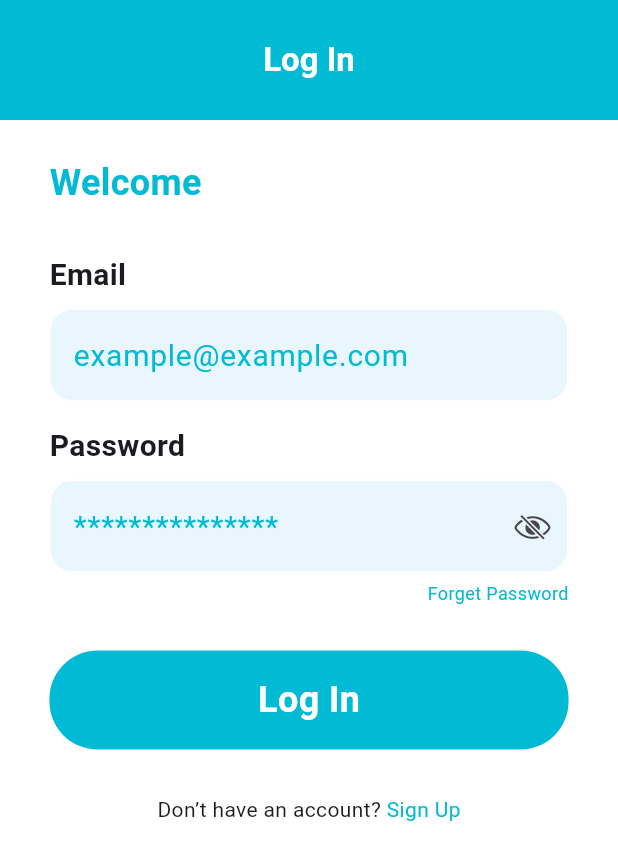
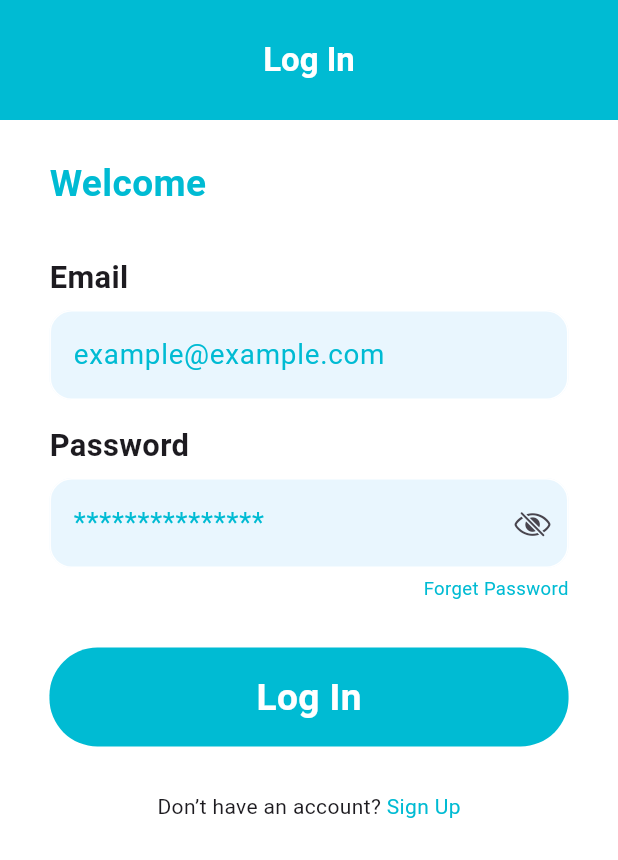
Before and after one commit to Universityprojects1/swe_medical, a Flutter app: the screen it shows after launch, on a phone screen of 412 x 824 dp. Shown: the top 860 px of the screen. Run offline on Flutter 3.47's test engine with Material 3 defaults, Android fonts, the phone set to English and light mode, and no system bars; our stand-ins replace bloc, cloud_firestore, dartz, device_preview, dio, dropdown_button2 and 18 more; missing offline and left inert: flutter_stripe, time_slot; accounts and stored records are empty; statements that could not run were skipped.

Commit message:
implement responsive font size

```diff
--- a/lib/features/auth_feature/presentation/views/forget_page.dart
+++ b/lib/features/auth_feature/presentation/views/forget_page.dart
@@ -1,7 +1,6 @@
 import 'package:flutter/material.dart';
 import 'package:gap/gap.dart';
 import 'package:swe_medical/features/auth_feature/presentation/views/widgets/app_bar.dart';
-import 'package:swe_medical/features/auth_feature/presentation/views/widgets/custom_button.dart';
 import 'package:swe_medical/features/auth_feature/presentation/views/widgets/custom_text_field.dart';
 
 class ForgetPage extends StatelessWidget {
--- a/lib/features/auth_feature/presentation/views/sign_in_page.dart
+++ b/lib/features/auth_feature/presentation/views/sign_in_page.dart
@@ -1,20 +1,17 @@
-import 'package:firebase_auth/firebase_auth.dart';
 import 'package:flutter/material.dart';
 import 'package:flutter_bloc/flutter_bloc.dart';
 import 'package:gap/gap.dart';
 import 'package:go_router/go_router.dart';
-import 'package:swe_medical/core/di/service_locator.dart';
 import 'package:swe_medical/core/utils/app_color.dart';
 import 'package:swe_medical/features/auth_feature/presentation/manger/auth_cubit.dart';
 import 'package:swe_medical/features/auth_feature/presentation/views/widgets/app_bar.dart';
 import 'package:swe_medical/features/auth_feature/presentation/views/widgets/custom_button.dart';
 import 'package:swe_medical/features/auth_feature/presentation/views/widgets/custom_text_field.dart';
 import 'package:swe_medical/features/auth_feature/presentation/views/widgets/sign_in_or_sign_up.dart';
-
 import '../../../../config/routes/routes.dart';
 import '../../../../core/services/validation_service.dart';
-import '../../data/repo/auth_repo.dart';
-import '../../data/repo/auth_repo_impl.dart';
+import '../../../../core/utils/app_style.dart';
+
 
 class SignInPage extends StatefulWidget {
   const SignInPage({super.key});
@@ -52,12 +49,12 @@ class _SignInPageState extends State<SignInPage> {
             child: Column(
               crossAxisAlignment: CrossAxisAlignment.start,
               children: [
-                const Text(
+                 Text(
                   "Welcome",
                   style: TextStyle(
                       color: AppColor.primaryColor,
                       fontWeight: FontWeight.w700,
-                      fontSize: 24),
+                      fontSize: AppStyle.responsiveFont(fontSize: 24, context: context)),
                 ),
                 const Gap(30),
                 CustomTextField(
@@ -78,12 +75,12 @@ class _SignInPageState extends State<SignInPage> {
                   onTap: () {
                     GoRouter.of(context).pushReplacement(AppRoute.forgetPassword);
                   },
-                  child: const Align(
+                  child:  Align(
                       alignment: Alignment.centerRight,
                       child: Text(
                         "Forget Password",
                         style:
-                            TextStyle(fontSize: 12, color: AppColor.primaryColor),
+                            TextStyle(fontSize: AppStyle.responsiveFont(fontSize: 12, context: context), color: AppColor.primaryColor),
                       )),
                 ),
                 const Gap(30),
--- a/lib/features/auth_feature/presentation/views/widgets/custom_button.dart
+++ b/lib/features/auth_feature/presentation/views/widgets/custom_button.dart
@@ -6,6 +6,7 @@ import 'package:swe_medical/core/services/snack_bar_services.dart';
 import 'package:swe_medical/features/auth_feature/presentation/manger/auth_cubit.dart';
 
 import '../../../../../../core/utils/app_color.dart';
+import '../../../../../core/utils/app_style.dart';
 
 class CustomButton extends StatelessWidget {
   const CustomButton({
@@ -48,8 +49,8 @@ class CustomButton extends StatelessWidget {
             return Center(
               child: Text(
                 title,
-                style: const TextStyle(
-                    fontSize: 24,
+                style:  TextStyle(
+                    fontSize: AppStyle.responsiveFont(fontSize: 24, context: context),
                     color: Colors.white,
                     fontWeight: FontWeight.w600),
               ),
--- a/lib/features/auth_feature/presentation/views/widgets/custom_text_field.dart
+++ b/lib/features/auth_feature/presentation/views/widgets/custom_text_field.dart
@@ -1,6 +1,8 @@
 import 'package:flutter/cupertino.dart';
 import 'package:flutter/material.dart';
 import 'package:swe_medical/core/utils/app_color.dart';
+
+import '../../../../../core/utils/app_style.dart';
 
 class CustomTextField extends StatefulWidget {
   final String text;
@@ -32,9 +34,9 @@ class _CustomTextFieldState extends State<CustomTextField> {
       children: [
         Text(
           widget.title,
-          style: const TextStyle(
+          style:  TextStyle(
             fontWeight: FontWeight.w600,
-            fontSize: 20,
+            fontSize: AppStyle.responsiveFont(fontSize:20, context: context),
           ),
         ),
         const SizedBox(
@@ -48,9 +50,9 @@ class _CustomTextFieldState extends State<CustomTextField> {
             filled: true,
             fillColor: const Color(0xffE9F6FE),
             hintText: widget.text,
-            hintStyle:  const TextStyle(
+            hintStyle:   TextStyle(
               color: AppColor.primaryColor,
-              fontSize: 20,
+              fontSize: AppStyle.responsiveFont(fontSize: 18, context: context),
             ),
             border: const OutlineInputBorder(
                 borderRadius: BorderRadius.all(Radius.circular(15)),
```
